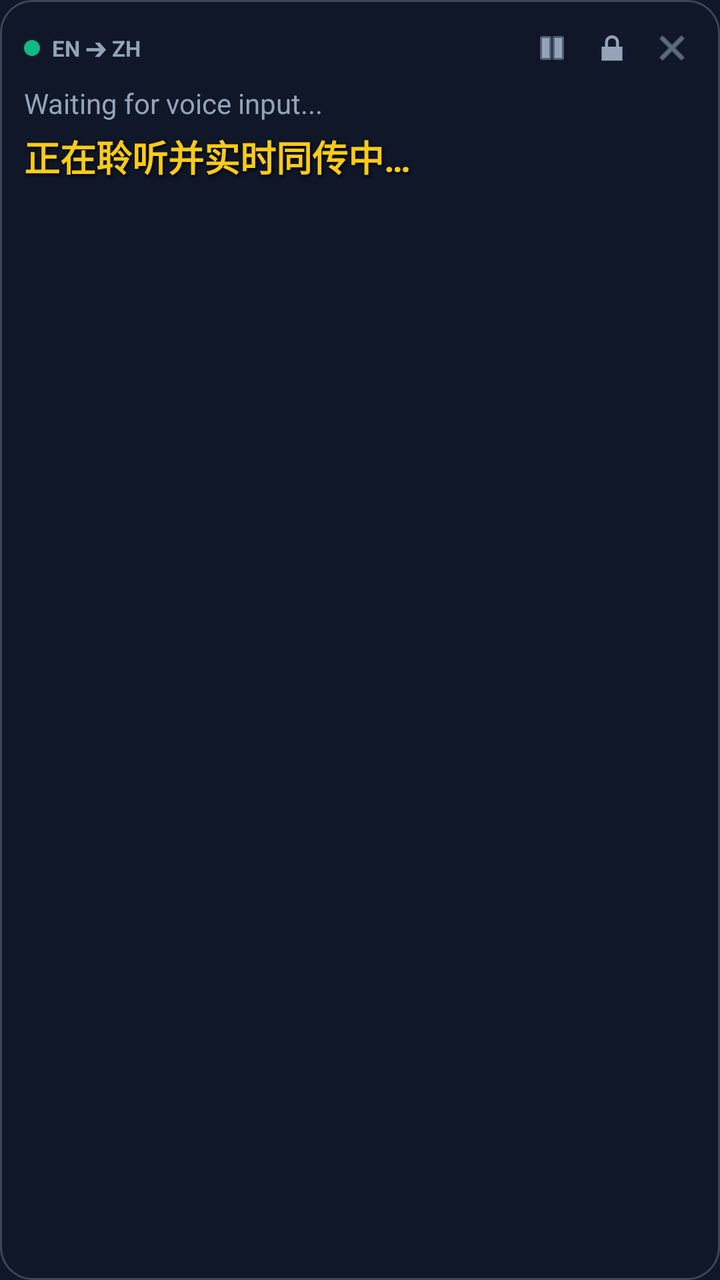
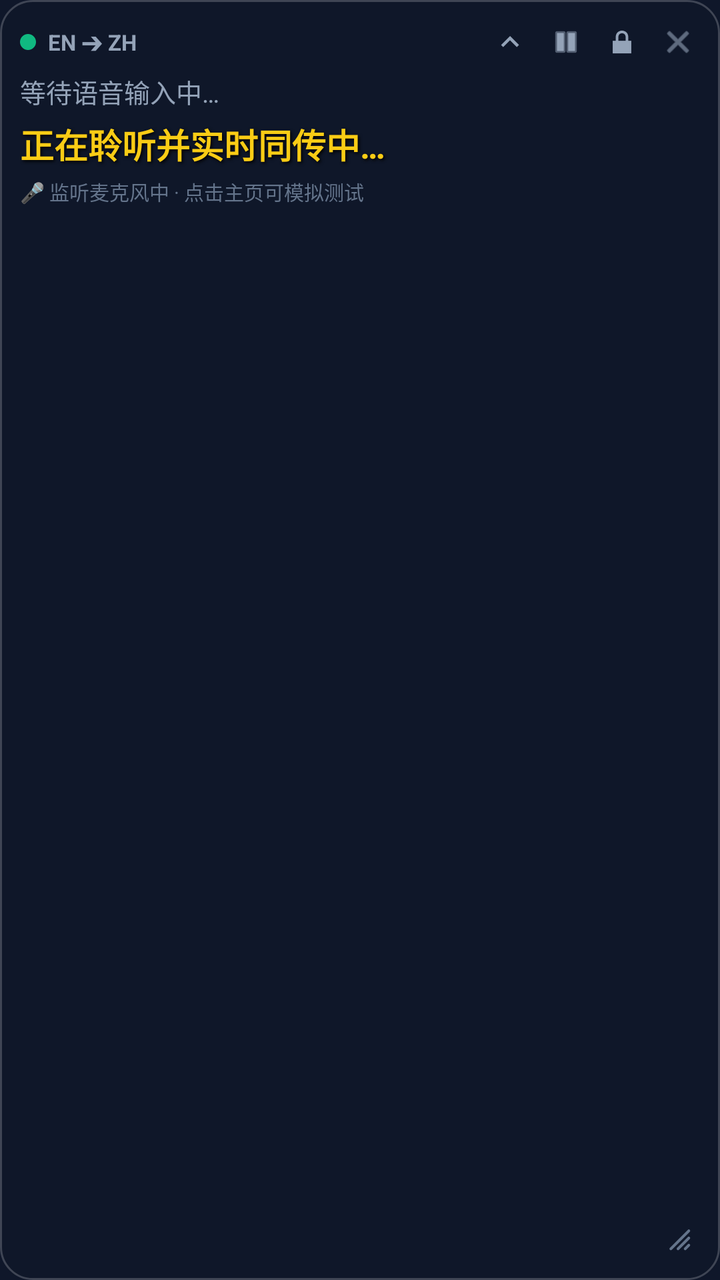

Before-and-after screenshots of an Android layout around one commit, followed by the original layout XML and the change that was made.
<!-- AndroidManifest.xml: application theme Theme.LiveTransOverlay -->
<!-- res/layout/view_floating_subtitle.xml -->
<?xml version="1.0" encoding="utf-8"?>
<LinearLayout xmlns:android="http://schemas.android.com/apk/res/android"
    android:id="@+id/rootOverlayContainer"
    android:layout_width="wrap_content"
    android:layout_height="wrap_content"
    android:orientation="vertical"
    android:background="@drawable/bg_overlay_card"
    android:padding="12dp"
    android:minWidth="280dp">

    
    <LinearLayout
        android:id="@+id/headerControlBar"
        android:layout_width="match_parent"
        android:layout_height="wrap_content"
        android:orientation="horizontal"
        android:gravity="center_vertical"
        android:paddingBottom="6dp">

        
        <View
            android:id="@+id/indicatorLive"
            android:layout_width="8dp"
            android:layout_height="8dp"
            android:background="@drawable/shape_circle_green"
            android:layout_marginEnd="6dp" />

        <TextView
            android:id="@+id/tvLanguageBadge"
            android:layout_width="0dp"
            android:layout_height="wrap_content"
            android:layout_weight="1"
            android:text="EN ➔ ZH"
            android:textColor="#94A3B8"
            android:textSize="11sp"
            android:textStyle="bold" />

        
        
        <ImageView
            android:id="@+id/btnPause"
            android:layout_width="24dp"
            android:layout_height="24dp"
            android:src="@android:drawable/ic_media_pause"
            android:tint="#94A3B8"
            android:padding="2dp"
            android:contentDescription="Pause"
            android:layout_marginEnd="6dp" />

        
        <ImageView
            android:id="@+id/btnLock"
            android:layout_width="24dp"
            android:layout_height="24dp"
            android:src="@android:drawable/ic_lock_lock"
            android:tint="#94A3B8"
            android:padding="2dp"
            android:contentDescription="Lock Touch"
            android:layout_marginEnd="6dp" />

        
        <ImageView
            android:id="@+id/btnClose"
            android:layout_width="24dp"
            android:layout_height="24dp"
            android:src="@android:drawable/ic_menu_close_clear_cancel"
            android:tint="#94A3B8"
            android:padding="2dp"
            android:contentDescription="Close" />
    </LinearLayout>

    
    <LinearLayout
        android:id="@+id/contentContainer"
        android:layout_width="match_parent"
        android:layout_height="wrap_content"
        android:orientation="vertical">

        
        <TextView
            android:id="@+id/tvOriginalText"
            android:layout_width="match_parent"
            android:layout_height="wrap_content"
            android:text="Waiting for voice input..."
            android:textColor="#94A3B8"
            android:textSize="14sp"
            android:lineSpacingExtra="2dp"
            android:layout_marginBottom="4dp" />

        
        <TextView
            android:id="@+id/tvTranslatedText"
            android:layout_width="match_parent"
            android:layout_height="wrap_content"
            android:text="正在聆听并实时同传中…"
            android:textColor="#FACC15"
            android:textSize="18sp"
            android:textStyle="bold"
            android:lineSpacingExtra="3dp"
            android:shadowColor="#000000"
            android:shadowDx="2"
            android:shadowDy="2"
            android:shadowRadius="4" />
    </LinearLayout>

</LinearLayout>
<!-- resources referenced by this layout -->
<resources>
  <!-- drawable bg_overlay_card (drawable) -->
  <?xml version="1.0" encoding="utf-8"?>
  <shape xmlns:android="http://schemas.android.com/apk/res/android"
      android:shape="rectangle">
      <corners android:radius="16dp" />
      <solid android:color="#CC0F172A" />
      <stroke
          android:width="1dp"
          android:color="#33FFFFFF" />
  </shape>
  <!-- drawable shape_circle_green (drawable) -->
  <?xml version="1.0" encoding="utf-8"?>
  <shape xmlns:android="http://schemas.android.com/apk/res/android"
      android:shape="oval">
      <solid android:color="#10B981" />
  </shape>
  <style name="Theme.LiveTransOverlay" parent="android:Theme.Material.Light.NoActionBar">
          <item name="android:statusBarColor">#0F172A</item>
          <item name="android:navigationBarColor">#0F172A</item>
          <item name="android:windowBackground">#0F172A</item>
      </style>
</resources>

<!-- the commit's change to res/layout/view_floating_subtitle.xml (unified diff, before → after) -->
@@ -1,12 +1,12 @@
 <?xml version="1.0" encoding="utf-8"?>
-<LinearLayout xmlns:android="http://schemas.android.com/apk/res/android"
+<RelativeLayout xmlns:android="http://schemas.android.com/apk/res/android"
     android:id="@+id/rootOverlayContainer"
     android:layout_width="wrap_content"
     android:layout_height="wrap_content"
-    android:orientation="vertical"
     android:background="@drawable/bg_overlay_card"
-    android:padding="12dp"
-    android:minWidth="280dp">
+    android:padding="10dp"
+    android:minWidth="260dp"
+    android:minHeight="80dp">
 
     
     <LinearLayout
@@ -15,7 +15,7 @@
         android:layout_height="wrap_content"
         android:orientation="horizontal"
         android:gravity="center_vertical"
-        android:paddingBottom="6dp">
+        android:paddingBottom="4dp">
 
         
         <View
@@ -38,9 +38,20 @@
         
         
         <ImageView
+            android:id="@+id/btnFold"
+            android:layout_width="22dp"
+            android:layout_height="22dp"
+            android:src="@drawable/ic_fold_up"
+            android:tint="#94A3B8"
+            android:padding="2dp"
+            android:contentDescription="Fold/Expand"
+            android:layout_marginEnd="6dp" />
+
+        
+        <ImageView
             android:id="@+id/btnPause"
-            android:layout_width="24dp"
-            android:layout_height="24dp"
+            android:layout_width="22dp"
+            android:layout_height="22dp"
             android:src="@android:drawable/ic_media_pause"
             android:tint="#94A3B8"
             android:padding="2dp"
@@ -50,8 +61,8 @@
         
         <ImageView
             android:id="@+id/btnLock"
-            android:layout_width="24dp"
-            android:layout_height="24dp"
+            android:layout_width="22dp"
+            android:layout_height="22dp"
             android:src="@android:drawable/ic_lock_lock"
             android:tint="#94A3B8"
             android:padding="2dp"
@@ -61,8 +72,8 @@
         
         <ImageView
             android:id="@+id/btnClose"
-            android:layout_width="24dp"
-            android:layout_height="24dp"
+            android:layout_width="22dp"
+            android:layout_height="22dp"
             android:src="@android:drawable/ic_menu_close_clear_cancel"
             android:tint="#94A3B8"
             android:padding="2dp"
@@ -74,6 +85,7 @@
         android:id="@+id/contentContainer"
         android:layout_width="match_parent"
         android:layout_height="wrap_content"
+        android:layout_below="@id/headerControlBar"
         android:orientation="vertical">
 
         
@@ -81,9 +93,9 @@
             android:id="@+id/tvOriginalText"
             android:layout_width="match_parent"
             android:layout_height="wrap_content"
-            android:text="Waiting for voice input..."
+            android:text="等待语音输入中…"
             android:textColor="#94A3B8"
-            android:textSize="14sp"
+            android:textSize="13sp"
             android:lineSpacingExtra="2dp"
             android:layout_marginBottom="4dp" />
 
@@ -94,13 +106,35 @@
             android:layout_height="wrap_content"
             android:text="正在聆听并实时同传中…"
             android:textColor="#FACC15"
-            android:textSize="18sp"
+            android:textSize="17sp"
             android:textStyle="bold"
             android:lineSpacingExtra="3dp"
             android:shadowColor="#000000"
             android:shadowDx="2"
             android:shadowDy="2"
             android:shadowRadius="4" />
+
+        
+        <TextView
+            android:id="@+id/tvStatusHint"
+            android:layout_width="match_parent"
+            android:layout_height="wrap_content"
+            android:text="🎤 监听麦克风中 · 点击主页可模拟测试"
+            android:textColor="#64748B"
+            android:textSize="10sp"
+            android:layout_marginTop="4dp" />
     </LinearLayout>
 
-</LinearLayout>
+    
+    <ImageView
+        android:id="@+id/ivResizeHandle"
+        android:layout_width="22dp"
+        android:layout_height="22dp"
+        android:layout_alignParentEnd="true"
+        android:layout_alignParentBottom="true"
+        android:src="@drawable/ic_resize_handle"
+        android:tint="#64748B"
+        android:contentDescription="Resize Handle"
+        android:padding="2dp" />
+
+</RelativeLayout>
<!-- resource entries referenced after the edit -->
@@ -10,6 +10,30 @@
           android:width="1dp"
           android:color="#33FFFFFF" />
   </shape>
+  <!-- drawable ic_fold_up (drawable) -->
+  <vector xmlns:android="http://schemas.android.com/apk/res/android"
+      android:width="24dp"
+      android:height="24dp"
+      android:viewportWidth="24"
+      android:viewportHeight="24">
+      <path
+          android:fillColor="#94A3B8"
+          android:pathData="M12,8l-6,6 1.41,1.41L12,10.83l4.59,4.58L18,14z"/>
+  </vector>
+  <!-- drawable ic_resize_handle (drawable) -->
+  <vector xmlns:android="http://schemas.android.com/apk/res/android"
+      android:width="20dp"
+      android:height="20dp"
+      android:viewportWidth="20"
+      android:viewportHeight="20">
+      
+      <path
+          android:fillColor="#64748B"
+          android:pathData="M16,14 L14,16 M16,10 L10,16 M16,6 L6,16"
+          android:strokeColor="#64748B"
+          android:strokeWidth="1.5"
+          android:strokeLineCap="round"/>
+  </vector>
   <!-- drawable shape_circle_green (drawable) -->
   <?xml version="1.0" encoding="utf-8"?>
   <shape xmlns:android="http://schemas.android.com/apk/res/android"
